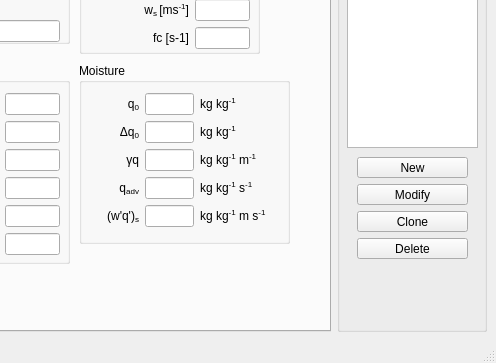
Before: the Qt Designer form mlmodel_UI/mainwindow.ui in classmodel/modelgui, drawn with Qt 5; both pictures show x 132 to 628 and y 151 to 514 of the 628 by 514 pixel window.
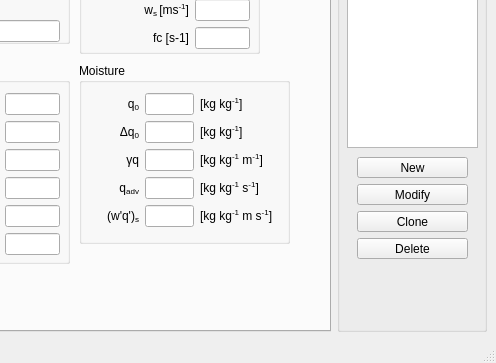
After: the same form once the commit is applied.

Commit message: Added brackets around units

Patch:
```diff
--- a/mlmodel_UI/mainwindow.ui
+++ b/mlmodel_UI/mainwindow.ui
@@ -462,7 +462,7 @@
              <string/>
             </property>
             <property name="text">
-             <string>&lt;html&gt;kg kg&lt;sup&gt;-1&lt;/sup&gt;&lt;/html&gt;</string>
+             <string>&lt;html&gt;[kg kg&lt;sup&gt;-1&lt;/sup&gt;]&lt;/html&gt;</string>
             </property>
             <property name="alignment">
              <set>Qt::AlignLeading|Qt::AlignLeft|Qt::AlignVCenter</set>
@@ -475,7 +475,7 @@
              <string/>
             </property>
             <property name="text">
-             <string>&lt;html&gt;kg kg&lt;sup&gt;-1&lt;/sup&gt;&lt;/html&gt;</string>
+             <string>&lt;html&gt;[kg kg&lt;sup&gt;-1&lt;/sup&gt;]&lt;/html&gt;</string>
             </property>
             <property name="alignment">
              <set>Qt::AlignLeading|Qt::AlignLeft|Qt::AlignVCenter</set>
@@ -488,7 +488,7 @@
              <string/>
             </property>
             <property name="text">
-             <string>&lt;html&gt;kg kg&lt;sup&gt;-1&lt;/sup&gt; m&lt;sup&gt;-1&lt;/sup&gt;&lt;/html&gt;</string>
+             <string>&lt;html&gt;[kg kg&lt;sup&gt;-1&lt;/sup&gt; m&lt;sup&gt;-1&lt;/sup&gt;]&lt;/html&gt;</string>
             </property>
             <property name="alignment">
              <set>Qt::AlignLeading|Qt::AlignLeft|Qt::AlignVCenter</set>
@@ -501,7 +501,7 @@
              <string/>
             </property>
             <property name="text">
-             <string>&lt;html&gt;kg kg&lt;sup&gt;-1&lt;/sup&gt; s&lt;sup&gt;-1&lt;/sup&gt;&lt;/html&gt;</string>
+             <string>&lt;html&gt;[kg kg&lt;sup&gt;-1&lt;/sup&gt; s&lt;sup&gt;-1&lt;/sup&gt;]&lt;/html&gt;</string>
             </property>
             <property name="alignment">
              <set>Qt::AlignLeading|Qt::AlignLeft|Qt::AlignVCenter</set>
@@ -514,7 +514,7 @@
              <string/>
             </property>
             <property name="text">
-             <string>&lt;html&gt;kg kg&lt;sup&gt;-1&lt;/sup&gt; m s&lt;sup&gt;-1&lt;/sup&gt;&lt;/html&gt;</string>
+             <string>&lt;html&gt;[kg kg&lt;sup&gt;-1&lt;/sup&gt; m s&lt;sup&gt;-1&lt;/sup&gt;]&lt;/html&gt;</string>
             </property>
             <property name="alignment">
              <set>Qt::AlignLeading|Qt::AlignLeft|Qt::AlignVCenter</set>
```
